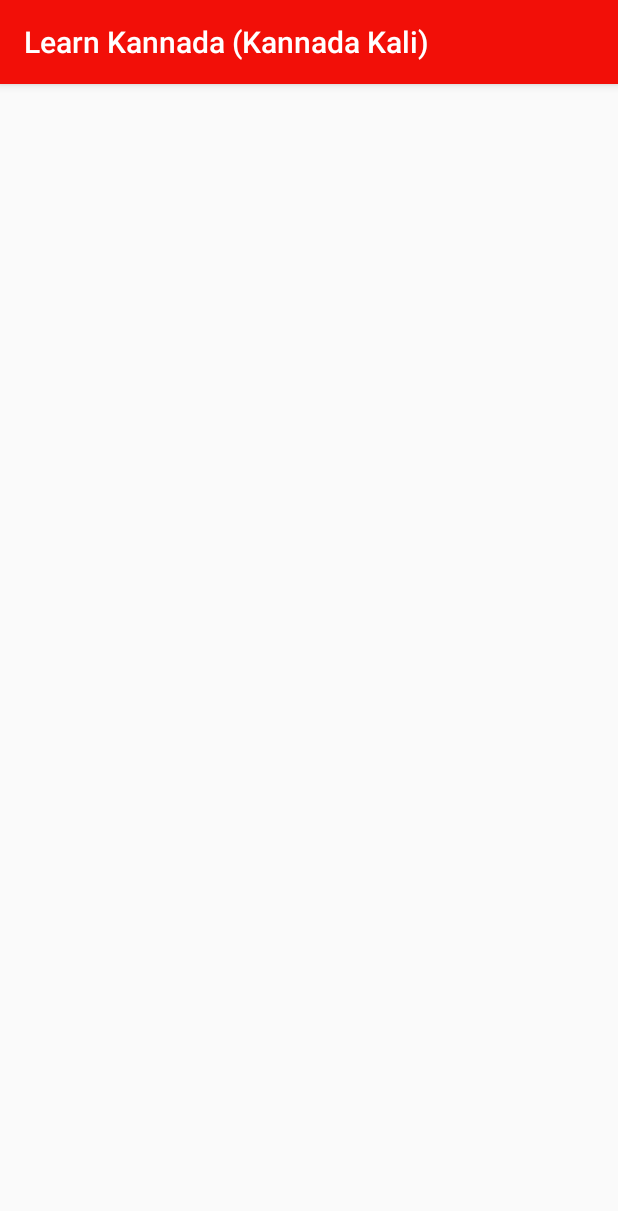
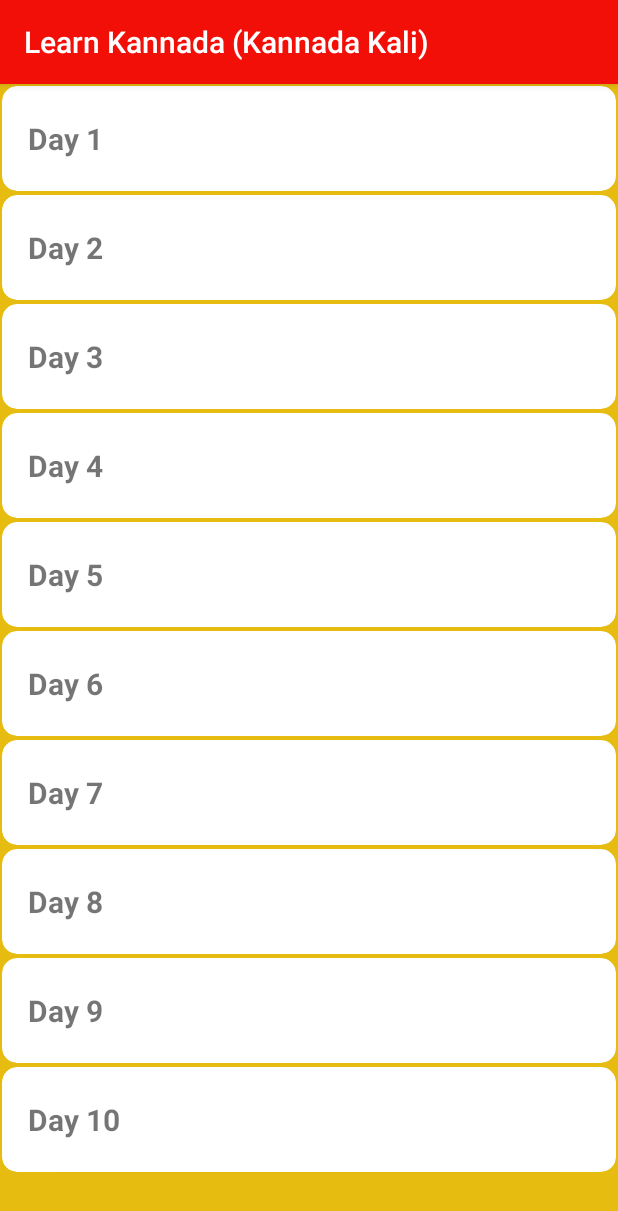
Before and after one commit to Ekaanth/LearnKannada_KannadaKali, an Android app: the CourseHomeActivity screen opened directly, with no data from a screen before it, on a phone screen of 412 x 824 dp. Shown: the top 1211 px of the screen. Run offline under Robolectric (Android 15) with nearby library versions, the phone set to English and light mode, and no system bars; our stand-ins replace Firebase (no records; nobody signed in at launch, a user with empty details on screens opened directly).

Commit message:
changes to most activities

```diff
--- a/app/src/main/res/layout/activity_course_home.xml
+++ b/app/src/main/res/layout/activity_course_home.xml
@@ -1,9 +1,17 @@
 <?xml version="1.0" encoding="utf-8"?>
-<android.support.constraint.ConstraintLayout xmlns:android="http://schemas.android.com/apk/res/android"
+<RelativeLayout xmlns:android="http://schemas.android.com/apk/res/android"
     xmlns:app="http://schemas.android.com/apk/res-auto"
     xmlns:tools="http://schemas.android.com/tools"
     android:layout_width="match_parent"
     android:layout_height="match_parent"
-    tools:context="app.learnkannada.com.learnkannadakannadakali.CourseHomeActivity">
+    android:background="@color/yellow"
+    tools:context="app.learnkannada.com.learnkannadakannadakali.RecyclerViewActivity">
 
-</android.support.constraint.ConstraintLayout>
+    <android.support.v7.widget.RecyclerView
+        android:id="@+id/recyclerViewID"
+        android:layout_below="@+id/searchViewID"
+        android:layout_width="match_parent"
+        android:layout_height="wrap_content"
+        android:scrollbars="vertical"/>
+
+</RelativeLayout>
--- a/app/src/main/res/layout/activity_day.xml
+++ /dev/null
@@ -1,9 +0,0 @@
-<?xml version="1.0" encoding="utf-8"?>
-<android.support.constraint.ConstraintLayout xmlns:android="http://schemas.android.com/apk/res/android"
-    xmlns:app="http://schemas.android.com/apk/res-auto"
-    xmlns:tools="http://schemas.android.com/tools"
-    android:layout_width="match_parent"
-    android:layout_height="match_parent"
-    tools:context="app.learnkannada.com.learnkannadakannadakali.DayActivity">
-
-</android.support.constraint.ConstraintLayout>
--- a/app/src/main/res/layout/row_layout_course.xml
+++ b/app/src/main/res/layout/row_layout_course.xml
@@ -1,6 +1,48 @@
 <?xml version="1.0" encoding="utf-8"?>
-<android.support.constraint.ConstraintLayout
-    xmlns:android="http://schemas.android.com/apk/res/android" android:layout_width="match_parent"
-    android:layout_height="match_parent">
+<RelativeLayout xmlns:android="http://schemas.android.com/apk/res/android"
+    xmlns:app="http://schemas.android.com/apk/res-auto"
+    android:layout_width="match_parent"
+    android:orientation="vertical"
+    android:layout_height="wrap_content">
 
-</android.support.constraint.ConstraintLayout>
+    <android.support.v7.widget.CardView
+        app:cardCornerRadius="10dp"
+        android:layout_width="match_parent"
+        android:layout_margin="@dimen/cardview_compat_inset_shadow"
+        android:layout_height="wrap_content">
+
+        <LinearLayout
+            android:orientation="horizontal"
+            android:layout_width="match_parent"
+            android:gravity="center_vertical"
+            android:padding="10dp"
+            android:layout_height="70dp">
+
+            <LinearLayout
+                android:orientation="vertical"
+                android:layout_weight="0.9"
+                android:layout_width="wrap_content"
+                android:paddingLeft="7dp"
+                android:layout_height="wrap_content">
+
+                <TextView
+                    android:id="@+id/textID"
+                    android:text="Test Text"
+                    android:textStyle="bold"
+                    android:textSize="20sp"
+                    android:layout_width="wrap_content"
+                    android:layout_height="wrap_content" />
+
+            </LinearLayout>
+
+            <ImageView
+                android:layout_width="30dp"
+                android:layout_height="30dp"
+                android:layout_gravity="center_vertical"
+                />
+
+        </LinearLayout>
+
+    </android.support.v7.widget.CardView>
+
+</RelativeLayout>
--- a/app/src/main/res/values/strings.xml
+++ b/app/src/main/res/values/strings.xml
@@ -70,5 +70,23 @@
     <string name="kthat">adu</string>
     <!-- *******************************Category Beginner (KANNADA) ENDS here *******************************-->
 
+    <string-array name="days_array">
+        <item>Day 1</item>
+        <item>Day 2</item>
+        <item>Day 3</item>
+        <item>Day 4</item>
+        <item>Day 5</item>
+        <item>Day 6</item>
+        <item>Day 7</item>
+        <item>Day 8</item>
+        <item>Day 9</item>
+        <item>Day 10</item>
+    </string-array>
+
+    <string-array name="day_1">
+        <item>Stage 1</item>
+        <item>Stage 2</item>
+        <item>Stage 3</item>
+    </string-array>
 
 </resources>
```
